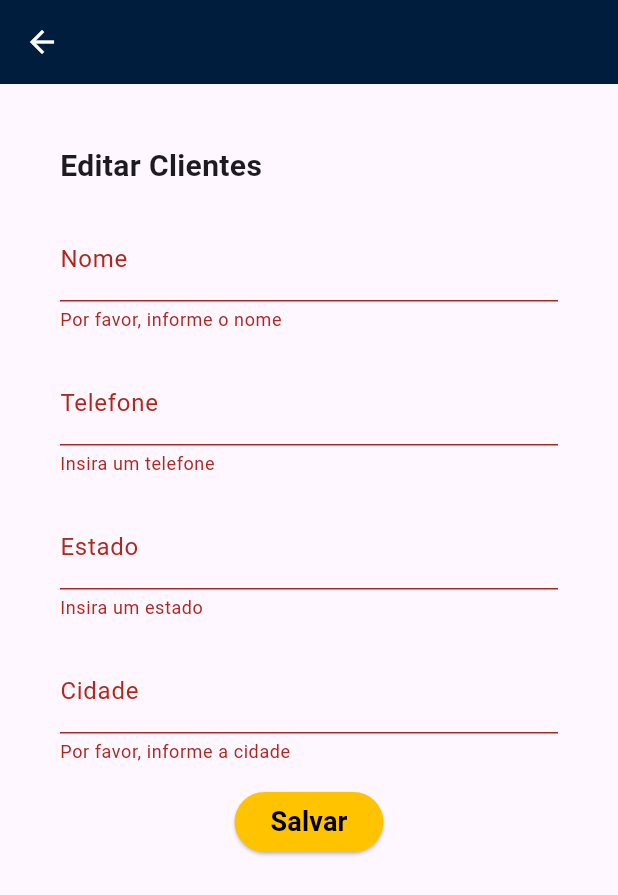
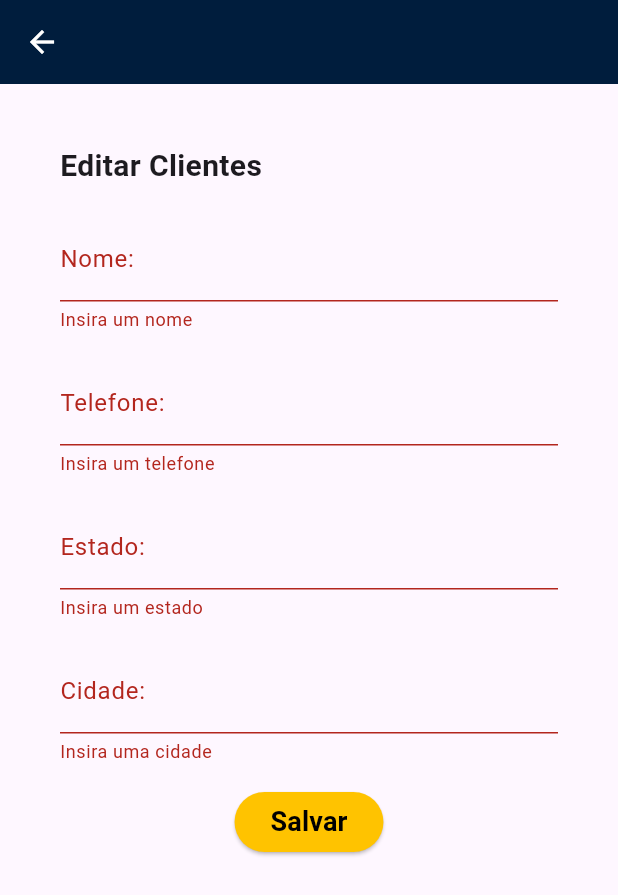
Before and after one commit to LarissaBeatrizCosta/myapp, a Flutter app: the UpdateCustomers screen opened directly with empty values, after a tap on "Salvar", on a phone screen of 412 x 824 dp. Shown: the top 895 px of the screen. Run offline on Flutter 3.47's test engine with Material 3 defaults, Android fonts, the phone set to English and light mode, and no system bars; our stand-ins replace image_picker, mask_text_input_formatter, share, shared_preferences, sqflite; missing offline and left inert: syncfusion_flutter_pdfviewer; accounts and stored records are empty; generated files the repository leaves out were written again.

Commit message:
internacionalização página updatecustomer

```diff
--- a/lib/l10n/app_en.arb
+++ b/lib/l10n/app_en.arb
@@ -95,7 +95,11 @@
   "deleteRent": "Delete Rent",
   "confirmDeleteRent": "Do you want to delete this rent?",
   "cancel": "Cancel",
-  "confirm": "Confirm"
+  "confirm": "Confirm",
+  "updateCustomersTitle": "Update Customer",
+  "successDialogTitle": "Customer Edited Successfully!"
+
+
 
 
 
--- a/lib/l10n/app_pt.arb
+++ b/lib/l10n/app_pt.arb
@@ -96,7 +96,11 @@
   "deleteRent": "Excluir Aluguel",
   "confirmDeleteRent": "Deseja excluir este aluguel?",
   "cancel": "Cancelar",
-  "confirm": "Confirmar"
+  "confirm": "Confirmar",
+  "updateCustomersTitle": "Editar Clientes",
+    "successDialogTitle": "Cliente Editado Com Sucesso!"
+
+
 
 
 
--- a/lib/views/update_customers_view.dart
+++ b/lib/views/update_customers_view.dart
@@ -1,4 +1,5 @@
 import 'package:flutter/material.dart';
+import 'package:flutter_gen/gen_l10n/app_localizations.dart';
 import 'package:mask_text_input_formatter/mask_text_input_formatter.dart';
 
 import '../models/customer_model.dart';
@@ -36,9 +37,9 @@ class UpdateCustomers extends StatelessWidget {
           child: Column(
             crossAxisAlignment: CrossAxisAlignment.start,
             children: [
-              const Text(
-                'Editar Clientes',
-                style: TextStyle(
+              Text(
+                AppLocalizations.of(context)!.updateCustomersTitle,
+                style: const TextStyle(
                   fontSize: 20,
                   fontWeight: FontWeight.bold,
                 ),
@@ -46,10 +47,12 @@ class UpdateCustomers extends StatelessWidget {
               const SizedBox(height: 20),
               TextFormField(
                 controller: _nameController,
-                decoration: const InputDecoration(labelText: 'Nome'),
+                decoration: InputDecoration(
+                  labelText: AppLocalizations.of(context)!.nameLabel,
+                ),
                 validator: (value) {
                   if (value == null || value.isEmpty) {
-                    return 'Por favor, informe o nome';
+                    return AppLocalizations.of(context)!.insertName;
                   }
                   return null;
                 },
@@ -57,8 +60,8 @@ class UpdateCustomers extends StatelessWidget {
               const SizedBox(height: 20),
               TextFormField(
                 controller: _phoneController,
-                decoration: const InputDecoration(
-                  labelText: 'Telefone',
+                decoration: InputDecoration(
+                  labelText: AppLocalizations.of(context)!.phoneLabel,
                   hintText: '(xx) xxxxx-xxxx',
                 ),
                 inputFormatters: [
@@ -66,9 +69,9 @@ class UpdateCustomers extends StatelessWidget {
                 ],
                 validator: (value) {
                   if (value == null || value.isEmpty) {
-                    return 'Insira um telefone';
+                    return AppLocalizations.of(context)!.insertPhone;
                   } else if (value.length < 10) {
-                    return 'O telefone precisa ter 10 digitos';
+                    return AppLocalizations.of(context)!.phoneDigits;
                   }
                   return null;
                 },
@@ -76,15 +79,15 @@ class UpdateCustomers extends StatelessWidget {
               const SizedBox(height: 20),
               TextFormField(
                 controller: _stateController,
-                decoration: const InputDecoration(
-                  labelText: 'Estado',
+                decoration: InputDecoration(
+                  labelText: AppLocalizations.of(context)!.stateLabel,
                   hintText: 'UF',
                 ),
                 validator: (value) {
                   if (value == null || value.isEmpty) {
-                    return 'Insira um estado';
+                    return AppLocalizations.of(context)!.insertState;
                   } else if (value.length > 2) {
-                    return 'Digite o UF de seu estado';
+                    return AppLocalizations.of(context)!.stateUF;
                   }
                   return null;
                 },
@@ -92,10 +95,12 @@ class UpdateCustomers extends StatelessWidget {
               const SizedBox(height: 20),
               TextFormField(
                 controller: _cityController,
-                decoration: const InputDecoration(labelText: 'Cidade'),
+                decoration: InputDecoration(
+                  labelText: AppLocalizations.of(context)!.cityLabel,
+                ),
                 validator: (value) {
                   if (value == null || value.isEmpty) {
-                    return 'Por favor, informe a cidade';
+                    return AppLocalizations.of(context)!.insertCity;
                   }
                   return null;
                 },
@@ -125,11 +130,12 @@ class UpdateCustomers extends StatelessWidget {
                               width: 300,
                               height: 220,
                               child: AlertDialog(
-                                title: const Center(
+                                title: Center(
                                   child: Text(
-                                    'Cliente Editado Com Sucesso!',
+                                    AppLocalizations.of(context)!
+                                        .successDialogTitle,
                                     textAlign: TextAlign.center,
-                                    style: TextStyle(
+                                    style: const TextStyle(
                                       color: Colors.black,
                                       fontWeight: FontWeight.bold,
                                       fontSize: 20.0,
@@ -161,9 +167,9 @@ class UpdateCustomers extends StatelessWidget {
                         );
                       }
                     },
-                    child: const Text(
-                      'Salvar',
-                      style: TextStyle(
+                    child: Text(
+                      AppLocalizations.of(context)!.save,
+                      style: const TextStyle(
                         fontSize: 18,
                         fontWeight: FontWeight.bold,
                         color: Colors.black,
```
